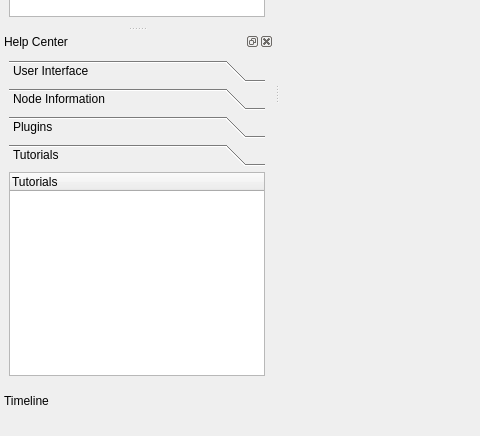
Above: src/csapex/ui/csapex_window.ui from cogsys-tuebingen/csapex before the change; both pictures show x 0 to 480 and y 247 to 683 of the 1157 by 841 pixel window. Below: the same form after it.
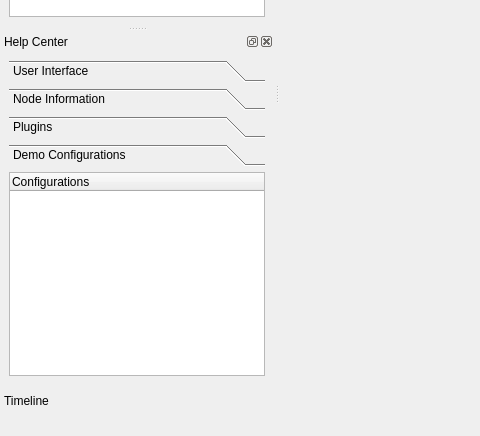
That is the form after the change. Icons and pictures are not drawn.

Patch:
```diff
--- a/src/csapex/ui/csapex_window.ui
+++ b/src/csapex/ui/csapex_window.ui
@@ -498,7 +498,7 @@
           <normaloff>:/help.png</normaloff>:/help.png</iconset>
         </attribute>
         <attribute name="label">
-         <string>Tutorials</string>
+         <string>Demo Configurations</string>
         </attribute>
         <layout class="QHBoxLayout" name="horizontalLayout_5">
          <property name="leftMargin">
@@ -517,7 +517,7 @@
           <widget class="QTreeWidget" name="tutorials_tree">
            <column>
             <property name="text">
-             <string>Tutorials</string>
+             <string>Configurations</string>
             </property>
            </column>
           </widget>
```
